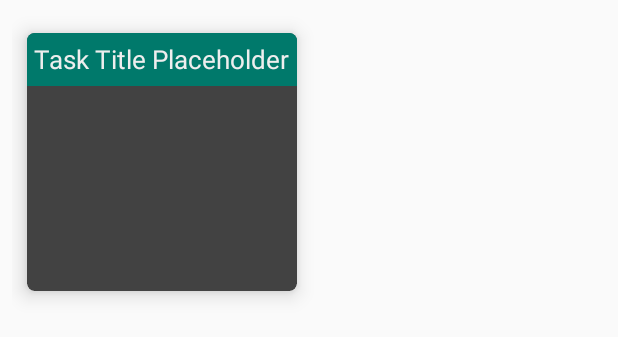
After one commit to 3g015st/SidelineTG, an Android app: the layout posttask_layout_rv_task_category.xml on its own in the app's theme, with its tools: preview values and no code run, on a phone screen of 412 x 824 dp. The commit adds this screen. Shown: the top 337 px of the screen. Run offline under Robolectric (Android 15) with nearby library versions, the phone set to English and light mode, and no system bars; network calls fail.

Commit message:
Added: - Load task categories

```diff
--- a/app/build.gradle
+++ b/app/build.gradle
@@ -22,6 +22,7 @@ android {
 dependencies {
     implementation fileTree(dir: 'libs', include: ['*.jar'])
     implementation 'com.android.support:appcompat-v7:26.1.0'
+    implementation 'com.android.support:support-v4:26.1.0'
     compile 'com.android.support:design:26.1.0'
     compile 'com.android.support:support-annotations:27.1.1'
     implementation 'com.android.support.constraint:constraint-layout:1.1.2'
@@ -41,4 +42,8 @@ dependencies {
     implementation 'com.sdsmdg.tastytoast:tastytoast:0.1.1'
     //FB Account Kit
     implementation 'com.facebook.android:account-kit-sdk:4.+'
+    //CardView
+    implementation 'com.android.support:cardview-v7:26.1.0'
+    //Picasso Image Library
+    implementation 'com.squareup.picasso:picasso:2.5.0'
 }
--- a/app/src/main/java/com/example/benedictlutab/sidelinetg/helpers/apiRouteUtil.java
+++ b/app/src/main/java/com/example/benedictlutab/sidelinetg/helpers/apiRouteUtil.java
@@ -12,7 +12,7 @@ public class apiRouteUtil
     // Routes
     public String URL_CHECK_EMAIL_EXISTS    = DOMAIN + "api/taskgiver/isEmailExists.php";
     public String URL_SIGNUP                = DOMAIN + "api/taskgiver/createUserAccount.php";
-    public String URL_LOAD_TASK_CATEGORIES  = DOMAIN + "api/taskgiver/??.php";
+    public String URL_LOAD_TASK_CATEGORIES  = DOMAIN + "api/taskgiver/loadTaskCategories.php";
 
     public String URL_LOGIN                 = DOMAIN + "api/common/login.php";
     public String URL_CHECK_CONNECTION      = DOMAIN + "api/common/checkConnection.php";
--- /dev/null
+++ b/app/src/main/res/layout/posttask_layout_rv_task_category.xml
@@ -0,0 +1,42 @@
+<?xml version="1.0" encoding="utf-8"?>
+<LinearLayout xmlns:android="http://schemas.android.com/apk/res/android"
+    xmlns:app="http://schemas.android.com/apk/res-auto"
+    android:id="@+id/llTskCategory"
+    android:layout_width="220dp"
+    android:layout_height="220sp"
+    android:padding="8sp">
+
+    <android.support.v7.widget.CardView
+        xmlns:app="http://schemas.android.com/apk/res-auto"
+        android:layout_width="200dp"
+        android:layout_height="200dp"
+        app:cardBackgroundColor="@color/colorBGPrimary"
+        app:cardCornerRadius="5dp"
+        app:cardElevation="8dp"
+        app:cardUseCompatPadding="true">
+
+        <!--TASK CATEGORY PHOTO-->
+        <ImageView
+            android:id="@+id/ivTaskCategoryImage"
+            android:layout_marginTop="15dp"
+            android:layout_width="115dp"
+            android:layout_height="115dp"
+            android:layout_gravity="center"/>
+
+        <!--TASK CATEGORY NAME-->
+        <LinearLayout
+            android:layout_width="match_parent"
+            android:layout_height="35dp"
+            android:background="@color/colorPrimaryLight"
+            android:gravity="center">
+            <TextView
+                android:id="@+id/tvTaskTitle"
+                android:layout_width="wrap_content"
+                android:layout_height="wrap_content"
+                android:text="Task Title Placeholder"
+                android:textSize="17sp"
+                android:textColor="@color/colorFontPrimary"
+                android:gravity="center"/>
+        </LinearLayout>
+    </android.support.v7.widget.CardView>
+</LinearLayout>
--- a/app/src/main/res/layout/viewhome_activity_home.xml
+++ b/app/src/main/res/layout/viewhome_activity_home.xml
@@ -11,7 +11,7 @@
     <FrameLayout
         android:id="@+id/frmlayout_fragment"
         android:layout_width="match_parent"
-        android:layout_height="602dp"
+        android:layout_height="700dp"
         android:background="@color/colorBGSecondary"
         android:layout_above="@+id/navigation"
         android:animateLayoutChanges="true">
--- a/app/src/main/res/values/strings.xml
+++ b/app/src/main/res/values/strings.xml
@@ -4,4 +4,5 @@
     <!--FB Account Kit-->
     <string name="FACEBOOK_APP_ID">212721209583168</string>
     <string name="ACCOUNT_KIT_CLIENT_TOKEN">dfbfb97f45991d17f585a0b7133273d5</string>
+
 </resources>
```
Also changed, not shown: app/src/main/java/com/example/benedictlutab/sidelinetg/models/taskCategory.java (added, +33 -0 lines), app/src/main/java/com/example/benedictlutab/sidelinetg/modules/viewHome/homeActivity.java (+8 -5 lines), app/src/main/java/com/example/benedictlutab/sidelinetg/modules/viewHome/postTask/adapterTaskCategories.java (added, +99 -0 lines), app/src/main/java/com/example/benedictlutab/sidelinetg/modules/viewHome/postTask/taskCategoryFragment.java (added, +140 -0 lines), app/src/main/res/layout/posttask_fragment_task_category.xml (added, +37 -0 lines), app/src/main/res/drawable-hdpi/main_img_photo.png (added), app/src/main/res/drawable-mdpi/main_img_photo.png (added), app/src/main/res/drawable-xhdpi/main_img_photo.png (added), app/src/main/res/drawable-xxhdpi/main_img_photo.png (added), app/src/main/res/drawable/main_img_empty.png (added).
